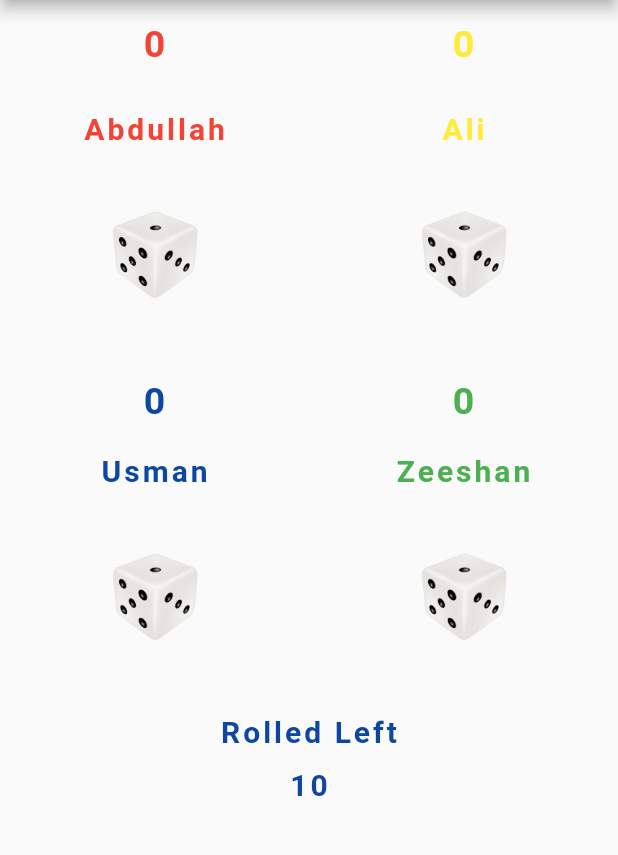
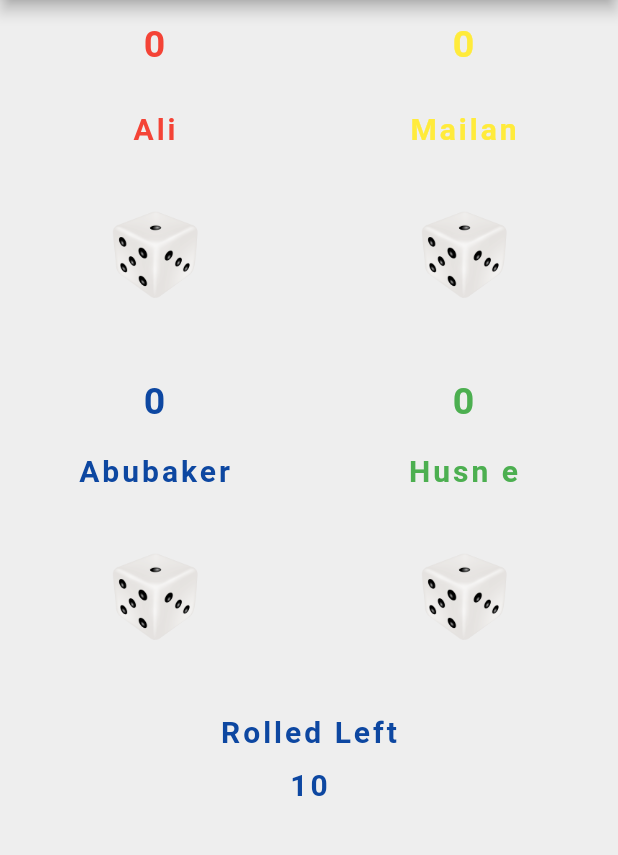
Before and after one commit to alihaider678/Flutter-Tasks, a Flutter app: the screen it shows after launch, on a phone screen of 412 x 824 dp, the part 84-939 px from its top. Run offline on Flutter 3.47's test engine with Material 2 defaults, Android fonts, the light colour scheme and no system bars; our stand-ins replace google_fonts.

Commit message:
update
Assignment Done!

```diff
--- a/dice_roller_game/lib/main.dart
+++ b/dice_roller_game/lib/main.dart
@@ -32,7 +32,7 @@ class _DiceGameState extends State<DiceGame> {
     return MaterialApp(
       debugShowCheckedModeBanner: false,
       home: Scaffold(
-        //backgroundColor: Colors.blue.shade900,
+        backgroundColor: Colors.grey.shade200,
         appBar: AppBar(
           title: Text('Dice Roller Game'),
           backgroundColor: Colors.blue.shade900,
@@ -85,9 +85,9 @@ class _DiceGameState extends State<DiceGame> {
                       padding: EdgeInsets.all(15.0),
                       child: Center(
                         child: Text(
-                          'Abdullah',
+                          'Ali',
                           style: TextStyle(
-                            fontSize: 20.0,
+                            fontSize: 20,
                             fontWeight: FontWeight.bold,
                             color: Colors.red,
                             letterSpacing: 2.0,
@@ -101,9 +101,9 @@ class _DiceGameState extends State<DiceGame> {
                       padding: EdgeInsets.all(15.0),
                       child: Center(
                         child: Text(
-                          'Ali',
+                          'Mailan',
                           style: TextStyle(
-                            fontSize: 20.0,
+                            fontSize: 20,
                             fontWeight: FontWeight.bold,
                             color: Colors.yellow,
                             letterSpacing: 2.0,
@@ -157,11 +157,11 @@ class _DiceGameState extends State<DiceGame> {
                             p3IsEnabled = false;
                             p4IsEnabled = false;
                             if (playerOneScore > playerTwoScore) {
-                              turnsLeft = ' won, tap to play again!';
+                              turnsLeft = 'Ali won, tap to play again!';
                             } else if (playerTwoScore == playerOneScore) {
                               turnsLeft = 'Drawn, tap to replay!';
                             } else {
-                              turnsLeft = 'Ali won, tap to play again!';
+                              turnsLeft = 'Mailan won, tap to play again!';
                             }
                           }
                         });
@@ -221,7 +221,7 @@ class _DiceGameState extends State<DiceGame> {
                       padding: EdgeInsets.all(15.0),
                       child: Center(
                         child: Text(
-                          'Usman',
+                          'Abubaker',
                           style: TextStyle(
                             fontSize: 20.0,
                             fontWeight: FontWeight.bold,
@@ -237,7 +237,7 @@ class _DiceGameState extends State<DiceGame> {
                       padding: EdgeInsets.all(15.0),
                       child: Center(
                         child: Text(
-                          'Zeeshan',
+                          'Husn e',
                           style: TextStyle(
                             fontSize: 20.0,
                             fontWeight: FontWeight.bold,
```
Also changed, not shown: practice/lib/main.dart (+31 -24 lines), practice/images/dice1.png, practice/images/dice2.png, practice/images/dice3.png, practice/images/dice4.png, practice/images/dice5.png, practice/images/dice6.png.
